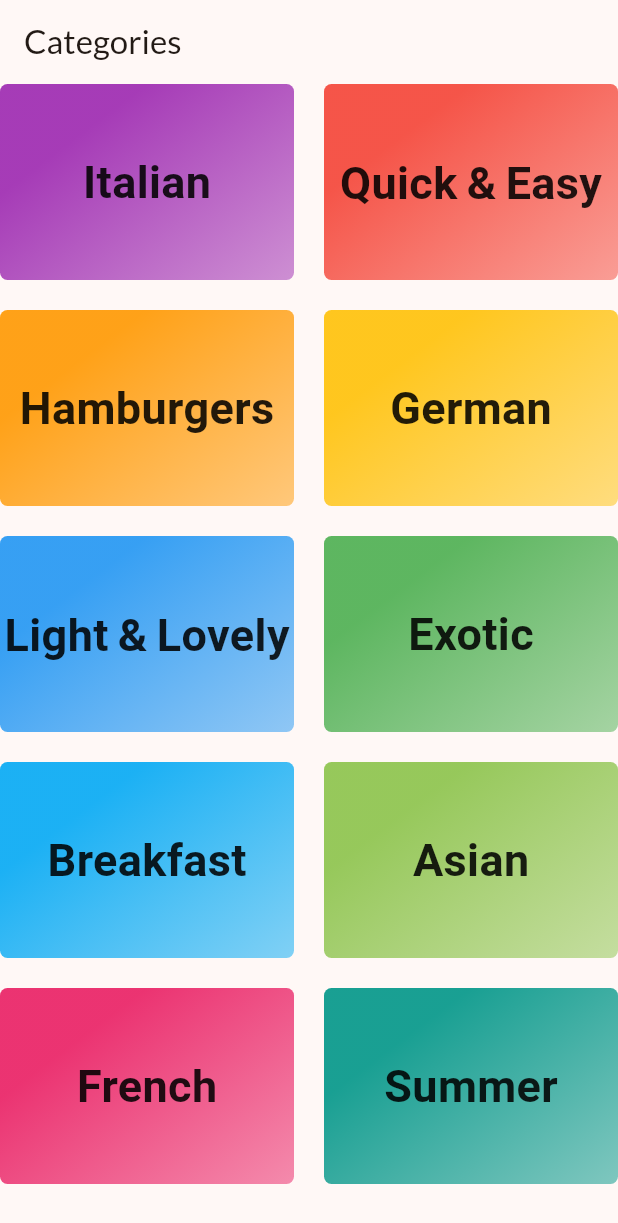
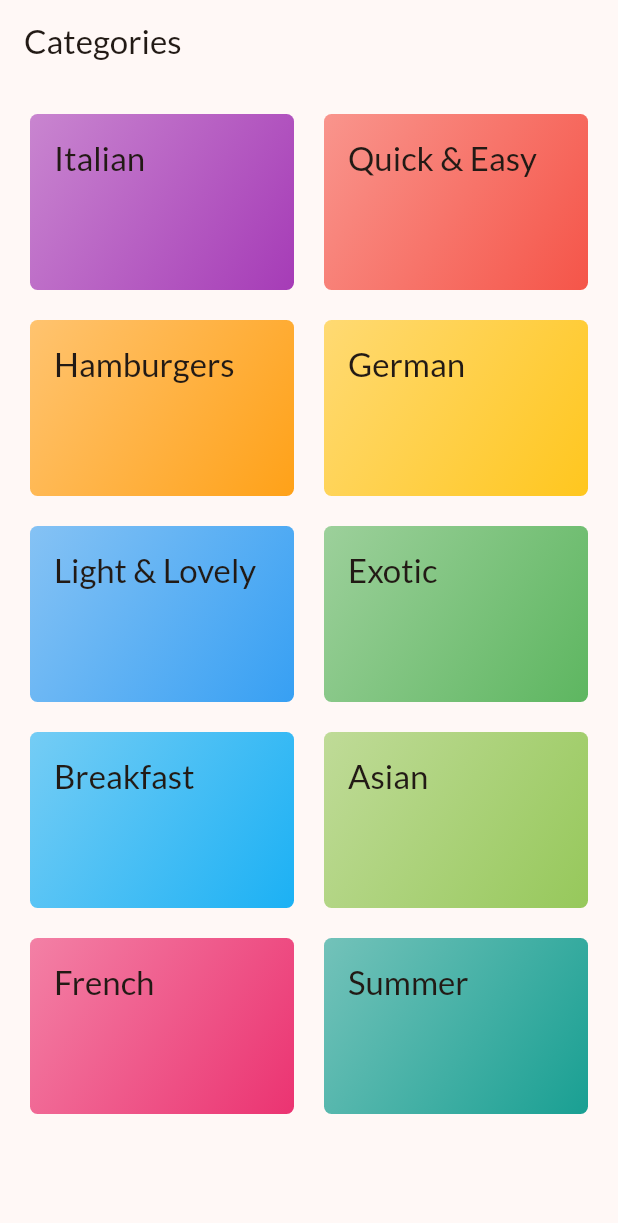
Before and after one commit to Pranay-Pandey/flutter-meals-app, a Flutter app: the screen it shows after launch, on a phone screen of 412 x 824 dp. Shown: the top 1223 px of the screen. Run offline on Flutter 3.47's test engine with Material 2 defaults, Android fonts, the phone set to English and light mode, and no system bars; our stand-ins replace google_fonts.

Commit message:
Add Grid Padding

```diff
--- a/lib/screens/categories.dart
+++ b/lib/screens/categories.dart
@@ -11,6 +11,7 @@ class CategoriesScreen extends StatelessWidget {
         title: const Text("Categories"),
       ),
       body: GridView(
+        padding: const EdgeInsets.all(20),
         gridDelegate: const SliverGridDelegateWithFixedCrossAxisCount(
           crossAxisCount: 2,
           childAspectRatio: 3 / 2,
--- a/lib/widgets/category.dart
+++ b/lib/widgets/category.dart
@@ -1,6 +1,4 @@
-import 'package:flutter/foundation.dart';
 import 'package:flutter/material.dart';
-import 'package:google_fonts/google_fonts.dart';
 import 'package:meals/models/model.dart' as model;
 
 class CategoryView extends StatelessWidget {
@@ -11,24 +9,24 @@ class CategoryView extends StatelessWidget {
   @override
   Widget build(BuildContext context) {
     return Container(
+      padding: const EdgeInsets.all(16),
       decoration: BoxDecoration(
         gradient: LinearGradient(
           colors: [
+            category.color.withOpacity(0.55),
             category.color.withOpacity(0.9),
-            category.color.withOpacity(0.5),
           ],
-          begin: Alignment.topCenter  ,
+          begin: Alignment.topLeft,
           end: Alignment.bottomRight,
         ),
         borderRadius: BorderRadius.circular(5),
       ),
-      child: Center(child: Text(category.title, style:
-      TextStyle(
-        fontSize: 30,
-        fontWeight: FontWeight.bold,
-        fontFamily: GoogleFonts.abel().fontFamily,
-        // color: Colors.white,
-      ),)),
+      child: Text(
+        category.title,
+        style: Theme.of(context).textTheme.titleLarge!.copyWith(
+              color: Theme.of(context).colorScheme.onBackground,
+            ),
+      ),
     );
   }
 }
```
